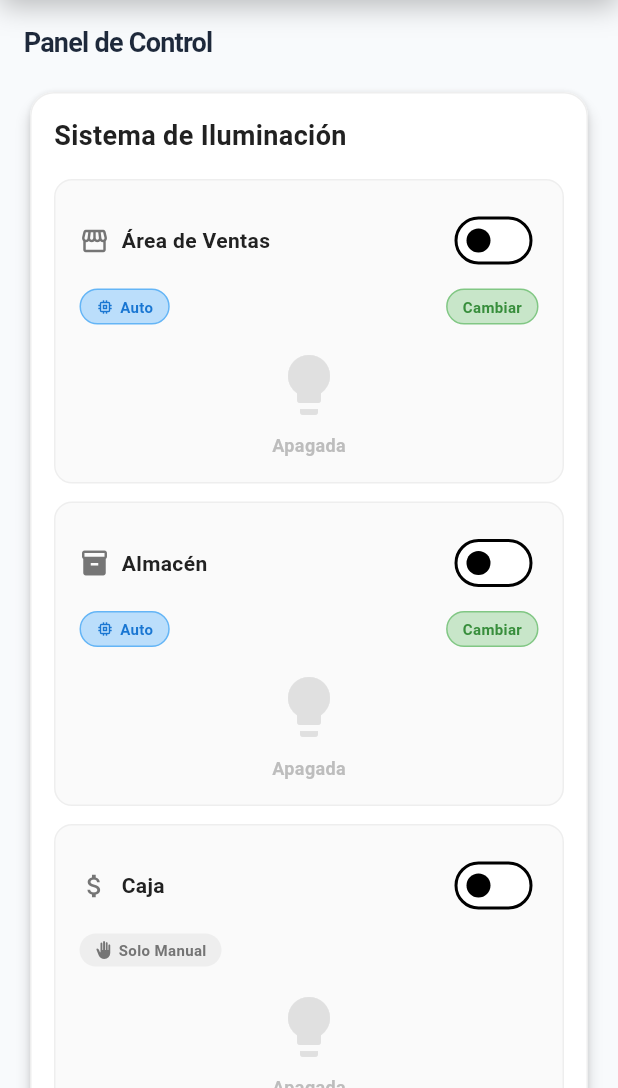
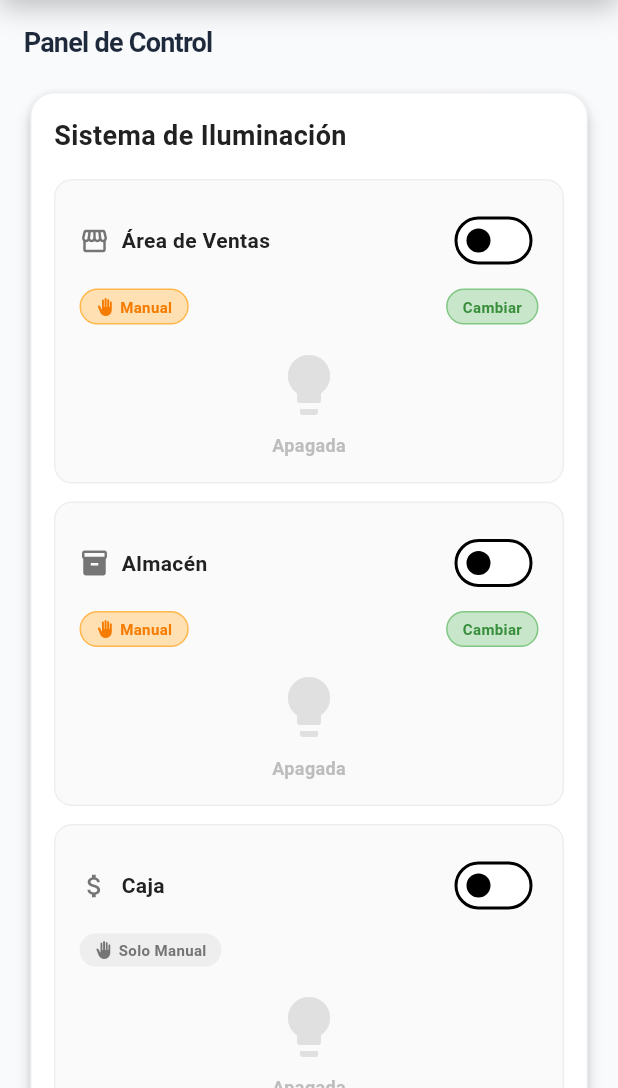
Before and after one commit to abigailpena191203-create/ElectroyaoAppFlutter, a Flutter app: the screen it shows after launch, after a tap on the "light mode" icon, on a phone screen of 412 x 824 dp, the part 148-1236 px from its top. Run offline on Flutter 3.47's test engine with Material 3 defaults, Android fonts, the phone set to English and light mode, and no system bars; our stand-ins replace supabase_flutter; accounts and stored records are empty.

Commit message:
Fix: Sincronización en tiempo real sin ghosting, validación estricta de modo Manual/Auto y nuevo Tema Oscuro azul profundo

```diff
--- a/electro_yao_app/lib/components/lighting_module.dart
+++ b/electro_yao_app/lib/components/lighting_module.dart
@@ -1,5 +1,6 @@
 import 'package:flutter/material.dart';
 import 'package:provider/provider.dart';
+import 'package:supabase_flutter/supabase_flutter.dart';
 import '../providers/theme_provider.dart';
 import '../providers/dispositivos_provider.dart';
 
@@ -11,9 +12,6 @@ class LightingModule extends StatefulWidget {
 }
 
 class _LightingModuleState extends State<LightingModule> {
-  // Estado temporal local para el auto mode
-  bool _ventasAutoMode = true;
-  bool _almacenAutoMode = true;
 
   Widget _buildLightControl(
     BuildContext context, {
@@ -55,11 +53,14 @@ class _LightingModuleState extends State<LightingModule> {
                   ),
                 ],
               ),
-              Switch(
-                value: isOn,
-                onChanged: onToggle,
-                activeColor: Colors.yellow,
-                activeTrackColor: Colors.yellow.withOpacity(0.3),
+              Opacity(
+                opacity: isAutoMode ? 0.5 : 1.0,
+                child: Switch(
+                  value: isOn,
+                  onChanged: isAutoMode ? null : onToggle,
+                  activeColor: Colors.yellow,
+                  activeTrackColor: Colors.yellow.withOpacity(0.3),
+                ),
               ),
             ],
           ),
@@ -199,16 +200,21 @@ class _LightingModuleState extends State<LightingModule> {
     final isDark = themeProvider.isDarkMode;
 
     final ventasOn = dispProvider.isDispositivoOn('Área de Ventas');
+    final ventasManual = dispProvider.isDispositivoManual('Área de Ventas');
+
     final almacenOn = dispProvider.isDispositivoOn('Almacén');
+    final almacenManual = dispProvider.isDispositivoManual('Almacén');
+
     final cajaOn = dispProvider.isDispositivoOn('Caja');
+    final cajaManual = dispProvider.isDispositivoManual('Caja');
 
     return Card(
       elevation: isDark ? 0 : 4,
-      color: isDark ? const Color(0xFF1E293B) : Colors.white,
+      color: Theme.of(context).cardColor,
       shape: RoundedRectangleBorder(
         borderRadius: BorderRadius.circular(16),
         side: BorderSide(
-          color: isDark ? const Color(0xFF334155).withOpacity(0.6) : Colors.grey.shade200,
+          color: isDark ? Theme.of(context).dividerColor : Colors.grey.shade200,
         ),
       ),
       child: Padding(
@@ -231,15 +237,20 @@ class _LightingModuleState extends State<LightingModule> {
               label: 'Área de Ventas',
               isOn: ventasOn,
               hasAutoMode: true,
-              isAutoMode: _ventasAutoMode,
+              isAutoMode: !ventasManual,
               isDark: isDark,
               onToggle: (val) {
                 dispProvider.toggleDispositivo('Área de Ventas', val);
               },
-              onAutoModeToggle: () {
-                setState(() {
-                  _ventasAutoMode = !_ventasAutoMode;
-                });
+              onAutoModeToggle: () async {
+                final disp = dispProvider.getDispositivoByArea('Área de Ventas');
+                if (disp != null) {
+                  final newMode = ventasManual ? 'Automático' : 'Manual';
+                  await Supabase.instance.client
+                      .from('t_dispositivos')
+                      .update({'modo': newMode})
+                      .eq('id', disp.id);
+                }
               },
             ),
             _buildLightControl(
@@ -248,15 +259,20 @@ class _LightingModuleState extends State<LightingModule> {
               label: 'Almacén',
               isOn: almacenOn,
               hasAutoMode: true,
-              isAutoMode: _almacenAutoMode,
+              isAutoMode: !almacenManual,
               isDark: isDark,
               onToggle: (val) {
                 dispProvider.toggleDispositivo('Almacén', val);
               },
-              onAutoModeToggle: () {
-                setState(() {
-                  _almacenAutoMode = !_almacenAutoMode;
-                });
+              onAutoModeToggle: () async {
+                final disp = dispProvider.getDispositivoByArea('Almacén');
+                if (disp != null) {
+                  final newMode = almacenManual ? 'Automático' : 'Manual';
+                  await Supabase.instance.client
+                      .from('t_dispositivos')
+                      .update({'modo': newMode})
+                      .eq('id', disp.id);
+                }
               },
             ),
             _buildLightControl(
--- a/electro_yao_app/lib/components/security_module.dart
+++ b/electro_yao_app/lib/components/security_module.dart
@@ -13,14 +13,16 @@ class SecurityModule extends StatelessWidget {
     final isDark = themeProvider.isDarkMode;
 
     final isArmed = dispProvider.isDispositivoOn('Cerradura Electrónica');
+    final isManual = dispProvider.isDispositivoManual('Cerradura Electrónica');
+    final isAutoMode = !isManual;
 
     return Card(
       elevation: isDark ? 0 : 4,
-      color: isDark ? const Color(0xFF1E293B) : Colors.white,
+      color: Theme.of(context).cardColor,
       shape: RoundedRectangleBorder(
         borderRadius: BorderRadius.circular(16),
         side: BorderSide(
-          color: isDark ? const Color(0xFF334155).withOpacity(0.6) : Colors.grey.shade200,
+          color: isDark ? Theme.of(context).dividerColor : Colors.grey.shade200,
         ),
       ),
       child: Padding(
@@ -39,17 +41,20 @@ class SecurityModule extends StatelessWidget {
                     color: isDark ? Colors.grey.shade100 : Colors.grey.shade900,
                   ),
                 ),
-                Container(
+                Opacity(
+                  opacity: isAutoMode ? 0.5 : 1.0,
+                  child: Container(
                     decoration: BoxDecoration(
                       color: isDark ? const Color(0xFF0F172A).withOpacity(0.5) : Colors.grey.shade100,
                       borderRadius: BorderRadius.circular(20),
                     ),
                     child: Switch(
                       value: isArmed,
-                    onChanged: (val) {
+                      onChanged: isAutoMode ? null : (val) {
                         dispProvider.toggleDispositivo('Cerradura Electrónica', val);
                       },
                       activeColor: Colors.redAccent,
+                    ),
                   ),
                 ),
               ],
--- a/electro_yao_app/lib/models/dispositivo.dart
+++ b/electro_yao_app/lib/models/dispositivo.dart
@@ -4,6 +4,7 @@ class Dispositivo {
   final String? tipoDispositivo;
   final String? estado;
   final String? ubicacion;
+  final String? modo;
   final DateTime? ultimaActualizacion;
 
   Dispositivo({
@@ -12,6 +13,7 @@ class Dispositivo {
     this.tipoDispositivo,
     this.estado,
     this.ubicacion,
+    this.modo,
     this.ultimaActualizacion,
   });
 
@@ -22,6 +24,7 @@ class Dispositivo {
       tipoDispositivo: json['tipo_dispositivo'] as String?,
       estado: json['Estado'] as String?,
       ubicacion: json['Ubicación'] as String?,
+      modo: json['modo'] as String?,
       ultimaActualizacion: json['ultima_actualizacion'] != null
           ? DateTime.parse(json['ultima_actualizacion'] as String)
           : null,
@@ -35,6 +38,7 @@ class Dispositivo {
       if (tipoDispositivo != null) 'tipo_dispositivo': tipoDispositivo,
       if (estado != null) 'Estado': estado,
       if (ubicacion != null) 'Ubicación': ubicacion,
+      if (modo != null) 'modo': modo,
       if (ultimaActualizacion != null)
         'ultima_actualizacion': ultimaActualizacion!.toIso8601String(),
     };
--- a/electro_yao_app/lib/providers/theme_provider.dart
+++ b/electro_yao_app/lib/providers/theme_provider.dart
@@ -29,20 +29,21 @@ class ThemeProvider with ChangeNotifier {
     ),
   );
 
-  // Tema Oscuro (Basado en 'bg-slate-950 text-slate-100')
+  // Tema Oscuro (Ajustado a azul profundo en lugar de grises)
   static final ThemeData _darkTheme = ThemeData(
     brightness: Brightness.dark,
-    scaffoldBackgroundColor: const Color(0xFF020617), // slate-950
-    primaryColor: const Color(0xFF1E3A8A), // blue-900
+    scaffoldBackgroundColor: const Color(0xFF070B19), // Fondo azul muy profundo
+    primaryColor: const Color(0xFF1E3A8A), // Acento azul
     colorScheme: const ColorScheme.dark(
       primary: Color(0xFF3B82F6), // blue-500
       secondary: Color(0xFF60A5FA), // blue-400
-      surface: Color(0xFF0F172A), // slate-900
+      surface: Color(0xFF0D142B), // Superficie/tarjeta azul noche
     ),
-    cardColor: const Color(0xFF0F172A),
+    cardColor: const Color(0xFF0D142B),
     textTheme: const TextTheme(
       bodyLarge: TextStyle(color: Color(0xFFF1F5F9)), // slate-100
       bodyMedium: TextStyle(color: Color(0xFFE2E8F0)), // slate-200
     ),
+    dividerColor: const Color(0xFF1C284A), // Líneas divisorias con matiz azulado
   );
 }
```
Also changed, not shown: electro_yao_app/lib/providers/dispositivos_provider.dart (+15 -14 lines), 1 other file. Lines whose indentation alone changed are shown as unchanged.
